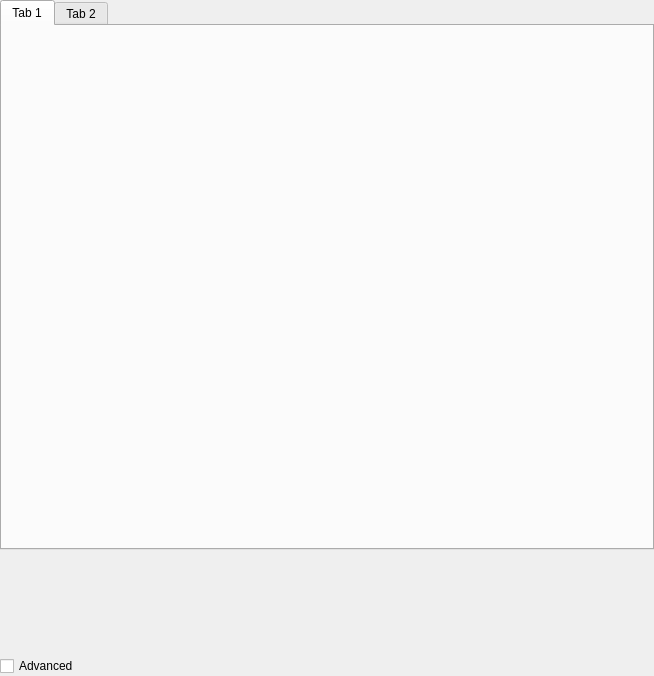
First picture: the form in ClearMap/gui/creator/tract_map_tab.ui, repository ClearAnatomics/ClearMap, before the edit.
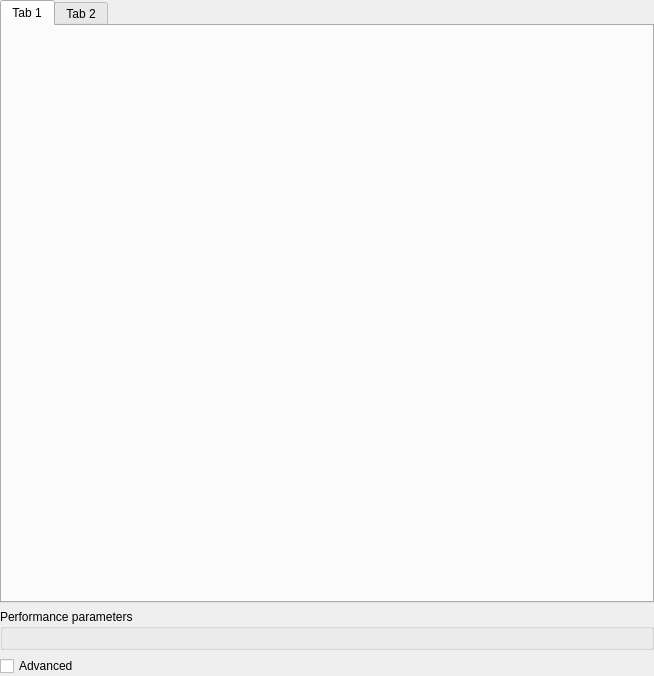
Second picture: the form after the edit.

Commit message: IMPROVEMENT: Moves cellmap and tractmap params to per sample in GUI

Patch:
```diff
--- a/ClearMap/gui/creator/tract_map_tab.ui
+++ b/ClearMap/gui/creator/tract_map_tab.ui
@@ -44,20 +44,16 @@
     </widget>
    </item>
    <item>
-    <spacer name="verticalSpacer">
-     <property name="orientation">
-      <enum>Qt::Vertical</enum>
+    <widget class="QGroupBox" name="performanceGroupBox">
+     <property name="title">
+      <string>Performance parameters</string>
      </property>
-     <property name="sizeType">
-      <enum>QSizePolicy::Preferred</enum>
-     </property>
-     <property name="sizeHint" stdset="0">
-      <size>
-       <width>20</width>
-       <height>100</height>
-      </size>
-     </property>
-    </spacer>
+     <layout class="QVBoxLayout" name="verticalLayout">
+      <item>
+       <widget class="QWidget" name="placeholderWidget" native="true"/>
+      </item>
+     </layout>
+    </widget>
    </item>
    <item>
     <widget class="QCheckBox" name="advancedCheckBox">
```
The commit also changes 6 other files.
